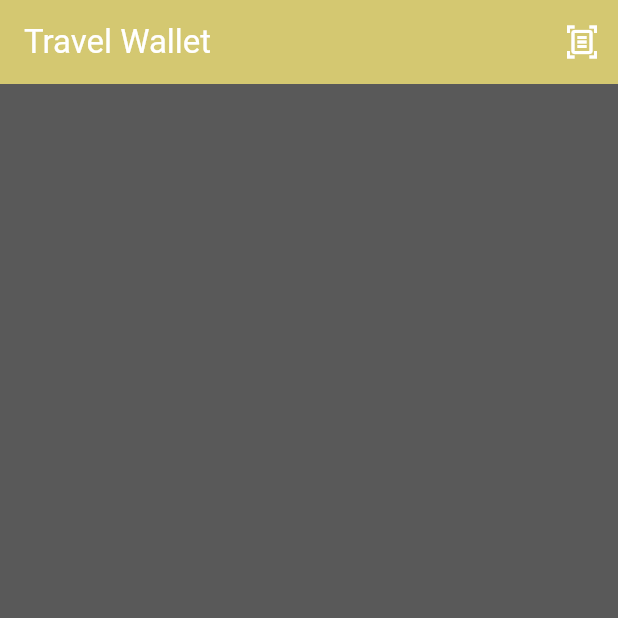
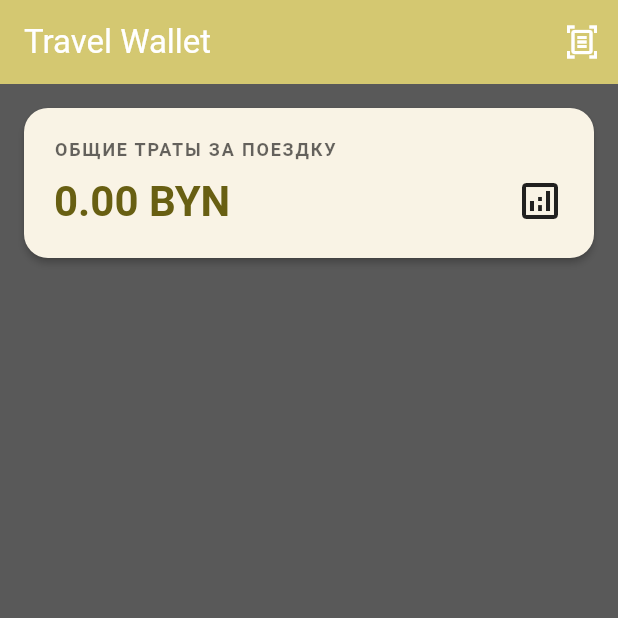
Before and after one commit to barrytotter/boga_tavel_wallet, a Flutter app: the screen it shows after launch, on a phone screen of 412 x 824 dp, the top half of it. Run offline on Flutter 3.47's test engine with Material 3 defaults, Android fonts, the phone set to English and light mode, and no system bars; our stand-ins replace auto_route, dio, equatable, firebase_core, flutter_bloc, get_it and 3 more; missing offline and left inert: talker_bloc_logger, talker_dio_logger; accounts and stored records are empty; network calls fail; statements that could not run were skipped.

Commit message:
feat: add TotalExpensesCard and fix list layout constraints

```diff
--- a/lib/features/currency_list/view/travel_wallet_screen.dart
+++ b/lib/features/currency_list/view/travel_wallet_screen.dart
@@ -9,6 +9,7 @@ import 'package:travel_wallet/repositories/travel_wallet/travel_wallet.dart';
 import 'package:travel_wallet/routes/routes.dart';
 
 import '../bloc/currency_list_bloc.dart';
+import '../widgets/total_expenses_card.dart';
 
 @RoutePage()
 class TravelWalletScreen extends StatefulWidget {
@@ -63,6 +64,24 @@ class _TravelWalletScreenState extends State<TravelWalletScreen> {
           bloc: _currencyListBlock,
           builder: (context, state) {
             if (state is CurrencyListLoaded) {
+              return Column(
+                children: [
+                  TotalExpensesCard(wallets: state.currencyRates),
+                  Expanded(
+                    child: ListView.separated(
+                      padding: EdgeInsets.zero,
+                      itemCount: state.currencyRates.length,
+                      separatorBuilder: (context, i) => const Divider(),
+                      itemBuilder: (context, i) {
+                        final travelWallet = state.currencyRates[i];
+                        return CurrencyListTile(travelWallet: travelWallet);
+                      },
+                    ),
+                  ),
+                ],
+              );
+            }
+            if (state is CurrencyListLoaded) {
               return ListView.separated(
                 itemCount: state.currencyRates.length,
                 separatorBuilder: (context, i) => const Divider(),
--- /dev/null
+++ b/lib/features/currency_list/widgets/total_expenses_card.dart
@@ -0,0 +1,87 @@
+import 'package:flutter/material.dart';
+import 'package:hive_ce_flutter/hive_flutter.dart';
+import 'package:travel_wallet/repositories/travel_wallet/models/travel_wallet.dart';
+
+class TotalExpensesCard extends StatelessWidget {
+  const TotalExpensesCard({super.key, required this.wallets});
+
+  final List<TravelWallet> wallets;
+
+  int _getCurrencyScale(String abbreviation) {
+    switch (abbreviation) {
+      case 'USD':
+        return 1;
+      case 'EUR':
+        return 1;
+      case 'VND':
+        return 10000;
+      case 'JPY':
+        return 100;
+      case 'CNY':
+        return 10;
+      case 'KZT':
+        return 100;
+      default:
+        return 1;
+    }
+  }
+
+  @override
+  Widget build(BuildContext context) {
+    final theme = Theme.of(context);
+
+    return ValueListenableBuilder<Box<double>>(
+      valueListenable: Hive.box<double>('expenses_box').listenable(),
+      builder: (context, box, child) {
+        double totalByn = 0.0;
+
+        for (final wallet in wallets) {
+          final spentInCurrency = box.get(wallet.abbreviation) ?? 0.0;
+          final scale = _getCurrencyScale(wallet.abbreviation);
+
+          if (spentInCurrency > 0) {
+            totalByn += (spentInCurrency / scale) * wallet.officialRate;
+          }
+        }
+        return Card(
+          margin: const EdgeInsets.all(16),
+          elevation: 2,
+          shape: RoundedRectangleBorder(
+            borderRadius: BorderRadius.circular(16),
+          ),
+          child: Padding(
+            padding: const EdgeInsets.all(20),
+            child: Column(
+              crossAxisAlignment: CrossAxisAlignment.start,
+              children: [
+                Text(
+                  'ОБЩИЕ ТРАТЫ ЗА ПОЕЗДКУ',
+                  style: theme.textTheme.labelMedium?.copyWith(
+                    color: theme.hintColor,
+                    fontWeight: FontWeight.bold,
+                    letterSpacing: 1.2,
+                  ),
+                ),
+                const SizedBox(height: 8),
+                Row(
+                  mainAxisAlignment: MainAxisAlignment.spaceBetween,
+                  children: [
+                    // Выводим общую сумму, округленную до 2 знаков
+                    Text(
+                      '${totalByn.toStringAsFixed(2)} BYN',
+                      style: theme.textTheme.headlineMedium?.copyWith(
+                        fontWeight: FontWeight.bold,
+                        color: theme.primaryColor,
+                      ),
+                    ),
+                    const Icon(Icons.analytics_outlined, size: 32),
+                  ],
+                ),
+              ],
+            ),
+          ),
+        );
+      },
+    );
+  }
+}
```
